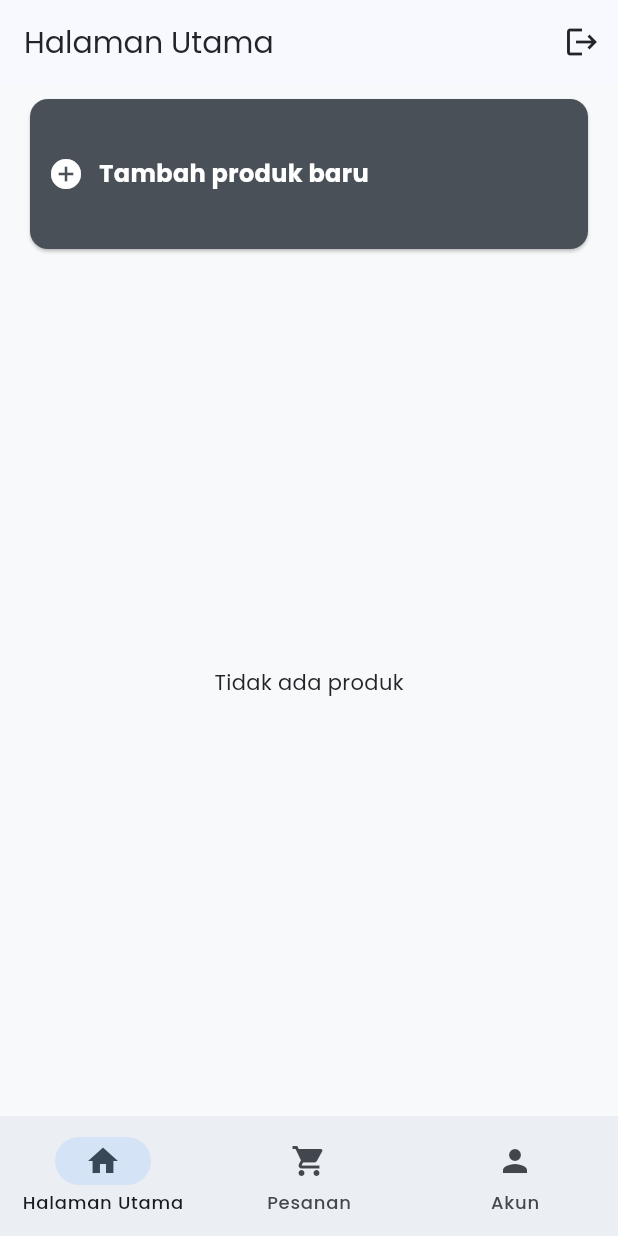
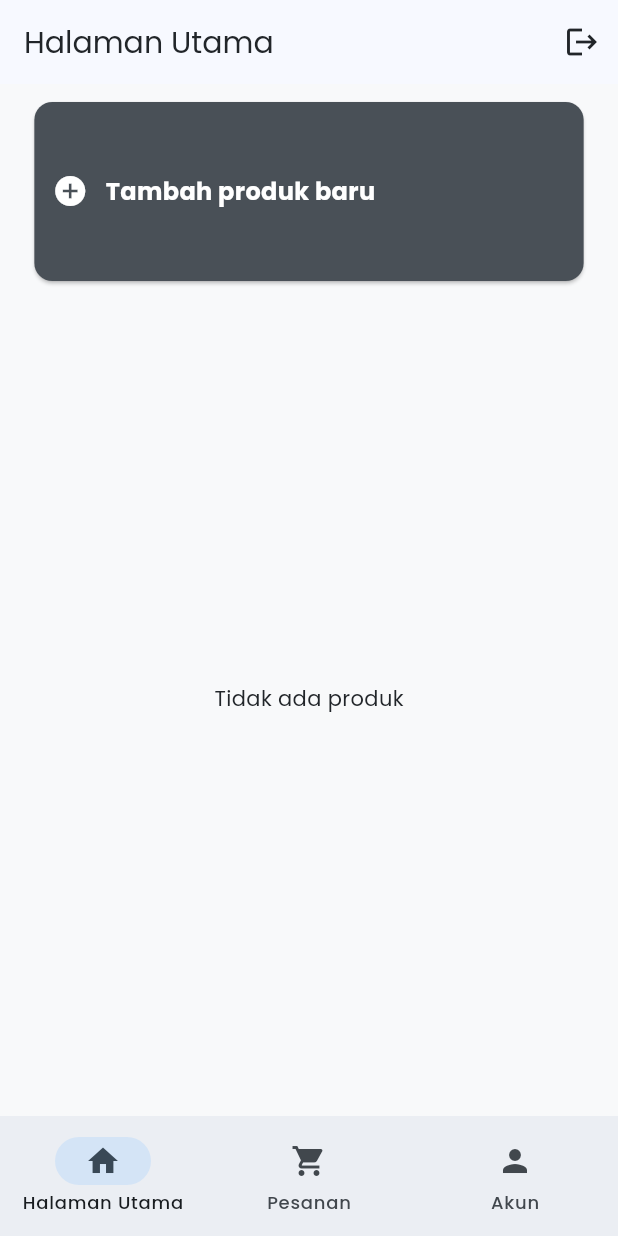
Before and after one commit to anugrahsputra/emarket-seller, a Flutter app: the screen it shows once a user with an empty profile is signed in, on a phone screen of 412 x 824 dp. Run offline on Flutter 3.47's test engine with Material 2 defaults, Android fonts, the phone set to English and light mode, and no system bars; our stand-ins replace cloud_firestore, dio, equatable, firebase_auth, firebase_core, firebase_messaging and 12 more; missing offline and left inert: firebase_app_check, flutter_polyline_points; accounts and stored records are empty.

Commit message:
fix bugs

```diff
--- a/lib/main.dart
+++ b/lib/main.dart
@@ -4,6 +4,7 @@ import 'package:firebase_app_check/firebase_app_check.dart';
 import 'package:firebase_core/firebase_core.dart';
 import 'package:firebase_messaging/firebase_messaging.dart';
 import 'package:flutter/material.dart';
+import 'package:flutter_screenutil/flutter_screenutil.dart';
 import 'package:get/get.dart';
 import 'package:google_fonts/google_fonts.dart';
 
@@ -53,7 +54,9 @@ class MyApp extends StatelessWidget {
 
   @override
   Widget build(BuildContext context) {
-    return GetMaterialApp(
+    return ScreenUtilInit(
+      designSize: const Size(360, 690),
+      builder: (context, child) => GetMaterialApp(
         debugShowCheckedModeBanner: false,
         title: 'Emarket Seller',
         initialBinding: Binding(),
@@ -76,6 +79,7 @@ class MyApp extends StatelessWidget {
         ),
         home: const Root(),
         getPages: Routes.routes,
+      ),
     );
   }
 }
--- a/lib/presentation/controller/auth_controller.dart
+++ b/lib/presentation/controller/auth_controller.dart
@@ -10,9 +10,9 @@ import 'package:get/get.dart';
 import 'controller.dart';
 
 class AuthController extends GetxController {
-  final FirebaseAuth _auth = FirebaseAuth.instance;
-  final Rxn<User> _firebaseUser = Rxn<User>();
-  final Database _database = Database();
+  late final FirebaseAuth _auth = FirebaseAuth.instance;
+  late final Rxn<User> _firebaseUser = Rxn<User>();
+  late final Database _database = Database();
   final loading = false.obs;
 
   User? get user => _firebaseUser.value;
@@ -31,8 +31,8 @@ class AuthController extends GetxController {
     required String password,
     required String phoneNumber,
   }) async {
+    loading.value = true;
     try {
-      loading.value = true;
       final credential = await _auth.createUserWithEmailAndPassword(
         email: email.trim(),
         password: password.trim(),
@@ -45,7 +45,8 @@ class AuthController extends GetxController {
       );
 
       final address = await Get.find<LocationController>()
-          .getAddressFromLatLng(position.latitude, position.longitude);
+          .getAddressFromLatLng(position.latitude, position.longitude)
+          .then((value) => value);
       final seller = SellerModel(
         id: credential.user!.uid,
         displayName: displayName,
@@ -62,7 +63,7 @@ class AuthController extends GetxController {
         Get.find<LocationController>().update();
         Get.offNamedUntil('/main-page', (route) => false);
       }
-    } catch (e) {
+    } on FirebaseAuthException catch (e) {
       log(e.toString());
       Get.snackbar(
         "Error creating Account",
@@ -81,8 +82,8 @@ class AuthController extends GetxController {
 
   Future<void> updatePassword(
       {required String currentPassword, required String newPassword}) async {
+    loading.value = true;
     try {
-      loading.value = true;
       final credential = EmailAuthProvider.credential(
         email: user!.email!,
         password: currentPassword,
@@ -101,8 +102,8 @@ class AuthController extends GetxController {
   }
 
   Future<void> signIn({required String email, required String password}) async {
+    loading.value = true;
     try {
-      loading.value = true;
       final credential = await _auth.signInWithEmailAndPassword(
           email: email.trim(), password: password);
       Get.find<SellerController>().seller =
@@ -129,8 +130,8 @@ class AuthController extends GetxController {
   }
 
   Future<void> signOut() async {
+    loading.value = true;
     try {
-      loading.value = true;
       await _auth.signOut();
       _database.terminate();
       Get.offAllNamed('/');
--- a/lib/presentation/controller/order_controller.dart
+++ b/lib/presentation/controller/order_controller.dart
@@ -27,6 +27,7 @@ class OrderController extends GetxController {
 
   Future<void> getOrders() async {
     String sellerId = Get.find<AuthController>().user!.uid;
+    setLoading(true);
     try {
       orders.bindStream(database.getOrders(sellerId));
       update();
@@ -35,6 +36,11 @@ class OrderController extends GetxController {
     } finally {
       setLoading(false);
     }
+  }
+
+  Future<void> pullToRefresh() async {
+    await Future.delayed(const Duration(seconds: 2));
+    await getOrders();
   }
 
   Future<void> processOrder(
--- a/lib/presentation/pages/mainpage/home_page.dart
+++ b/lib/presentation/pages/mainpage/home_page.dart
@@ -3,6 +3,7 @@ import 'dart:developer';
 import 'package:emarket_seller/presentation/controller/controller.dart';
 import 'package:emarket_seller/presentation/presentation.dart';
 import 'package:flutter/material.dart';
+import 'package:flutter_screenutil/flutter_screenutil.dart';
 import 'package:get/get.dart';
 
 class Homepage extends StatelessWidget {
@@ -14,7 +15,9 @@ class Homepage extends StatelessWidget {
 
   @override
   Widget build(BuildContext context) {
-    return Scaffold(
+    return RefreshIndicator.adaptive(
+      onRefresh: productController.pullToRefresh,
+      child: Scaffold(
         appBar: AppBar(
           title: const Text('Halaman Utama'),
           actions: [
@@ -27,30 +30,30 @@ class Homepage extends StatelessWidget {
           ],
         ),
         body: Padding(
-        padding: const EdgeInsets.symmetric(horizontal: 20, vertical: 10),
+          padding: EdgeInsets.symmetric(horizontal: 20.w, vertical: 10.h),
           child: Column(
             children: [
               SizedBox(
-              height: 100,
+                height: 100.h,
                 child: InkWell(
                   onTap: () {
                     Get.toNamed('/new-product-page');
                   },
-                child: const Card(
+                  child: Card(
                     margin: EdgeInsets.zero,
-                  color: Color(0xff495057),
+                    color: const Color(0xff495057),
                     child: Padding(
-                    padding: EdgeInsets.all(12.0),
+                      padding: const EdgeInsets.all(12.0),
                       child: Row(
                         children: [
-                        Icon(
+                          const Icon(
                             Icons.add_circle,
                             color: Colors.white,
                           ),
                           SizedBox(
-                          width: 10,
+                            width: 10.w,
                           ),
-                        Text(
+                          const Text(
                             'Tambah produk baru',
                             style: TextStyle(
                               fontSize: 16,
@@ -64,8 +67,8 @@ class Homepage extends StatelessWidget {
                   ),
                 ),
               ),
-            const SizedBox(
-              height: 10,
+              SizedBox(
+                height: 10.h,
               ),
               Expanded(
                 child: GetX<ProductController>(
@@ -102,6 +105,7 @@ class Homepage extends StatelessWidget {
             ],
           ),
         ),
+      ),
     );
   }
 }
--- a/lib/presentation/pages/maps_page.dart
+++ b/lib/presentation/pages/maps_page.dart
@@ -97,9 +97,9 @@ class _MapPageState extends State<MapPage> {
     PolylineId id = const PolylineId("poly");
     Polyline polyline = Polyline(
       polylineId: id,
-      color: Colors.deepPurpleAccent,
+      color: const Color.fromARGB(255, 78, 111, 255),
       points: polylineCoordinates,
-      width: 8,
+      width: 5,
     );
     polylines[id] = polyline;
     setState(() {});
@@ -135,7 +135,7 @@ class _MapPageState extends State<MapPage> {
           widget.buyer.location.latitude,
           widget.buyer.location.longitude,
         ),
-        zoom: 15.3,
+        zoom: 14.8,
       ),
       markers: markers,
       polylines: Set<Polyline>.of(polylines.values),
--- a/pubspec.yaml
+++ b/pubspec.yaml
@@ -44,6 +44,7 @@ dependencies:
   flutter_launcher_icons: ^0.13.1
   flutter_native_splash: ^2.3.0
   flutter_polyline_points: ^1.0.0
+  flutter_screenutil: ^5.8.4
   fluttertoast: ^8.2.1
   geocoding: ^2.1.0
   geolocator: ^9.0.2
```
Also changed, not shown: lib/presentation/controller/product_controller.dart (+5 -3 lines), lib/presentation/pages/detail_product_page.dart (+14 -13 lines), lib/presentation/pages/mainpage/order_page.dart (+7 -6 lines), lib/presentation/pages/widgets/product_card_widget.dart (+6 -5 lines), lib/firebase_options.dart, pubspec.lock, 2 other files. Lines whose indentation alone changed are shown as unchanged.
